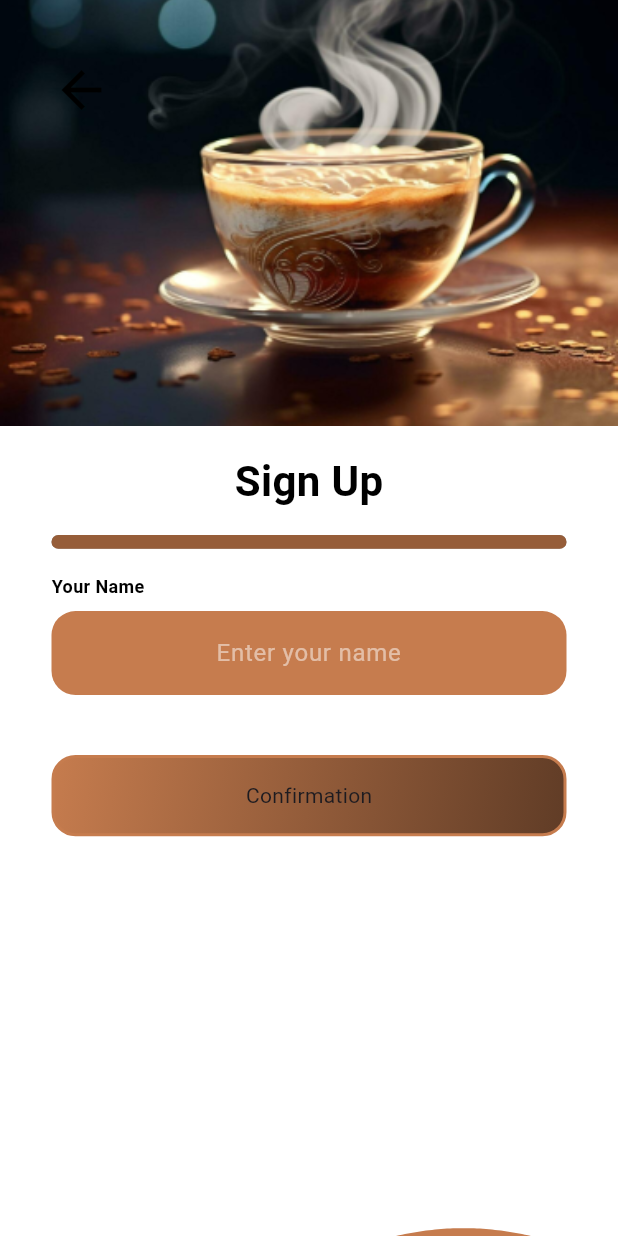
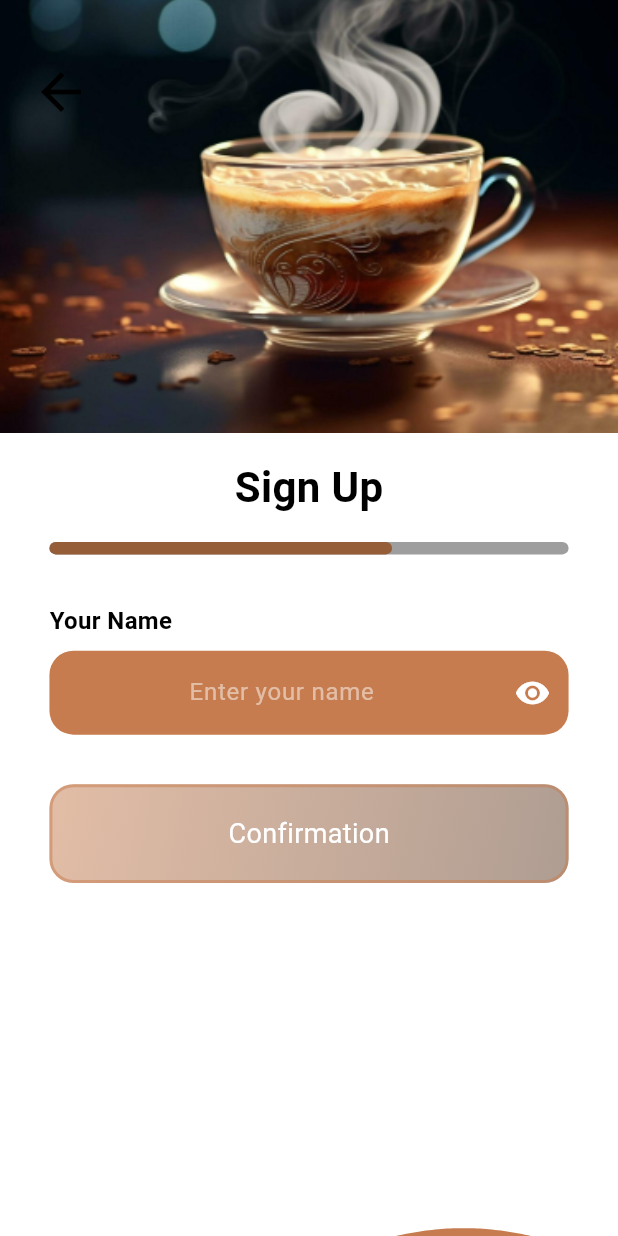
Before and after one commit to MisTraleuh/Simple-Coffee, a Flutter app: the SignInStep3Tablet screen opened directly, on a phone screen of 412 x 824 dp. Run offline on Flutter 3.47's test engine with Material 3 defaults, Android fonts, the phone set to English and light mode, and no system bars; drawn by our look-alikes of wave.

Commit message:
[ADD] Fonctionnel Sign In

```diff
--- a/lib/features/authentication/sign_in/step1/sign_in_step1_page_mobile.dart
+++ b/lib/features/authentication/sign_in/step1/sign_in_step1_page_mobile.dart
@@ -120,6 +120,7 @@ class _SignInStep1MobileState extends State<SignInStep1Mobile> {
                   hasError = (profileInformation.profile.email.isEmpty) ? true : false;
                 });
               },
+              errorText: "Invalid email or phone number",
               fontSize: 16,
               hasError: hasError,
             ),
--- a/lib/features/authentication/sign_in/step2/sign_in_step2_page_mobile.dart
+++ b/lib/features/authentication/sign_in/step2/sign_in_step2_page_mobile.dart
@@ -128,6 +128,7 @@ class _SignInStep2MobileState extends State<SignInStep2Mobile> {
                 hasErrorFirstButton = hasErrorFirstButton;
               },
               hasError: hasErrorFirstButton,
+              errorText: "Password must be at least 8 characters",
               fontSize: 16,
             ),
           ),
@@ -147,6 +148,7 @@ class _SignInStep2MobileState extends State<SignInStep2Mobile> {
                   hasErrorSecondButton = !isIdentical;
                 });
               },
+              errorText: "Passwords do not match",
               hasError: hasErrorSecondButton,
             ),
           ),
--- a/lib/features/authentication/sign_in/step3/sign_in_step3_page_tablet.dart
+++ b/lib/features/authentication/sign_in/step3/sign_in_step3_page_tablet.dart
@@ -6,6 +6,8 @@ import 'package:provider/provider.dart';
 import 'package:simple_coffee/models/buttons/SimpleButton.dart';
 import 'package:simple_coffee/models/specials/CommonTopImage.dart';
 import 'package:simple_coffee/models/buttons/SimpleTextButton.dart';
+
+import 'package:simple_coffee/models/buttons/ButtonPressableIfCondition.dart';
 
 /**************************
 *    PROVIDERS IMPORTS    *
@@ -35,6 +37,7 @@ class _SignInStep3TabletState extends State<SignInStep3Tablet> {
       0.65,
   ];
 
+  static bool _isPassed = false;
 
   @override
   void initState() {
@@ -54,15 +57,15 @@ class _SignInStep3TabletState extends State<SignInStep3Tablet> {
           Stack(
             children: <Widget>[
               SizedBox(
-                height: height / 2.9,
+                height: height * 0.35,
                 width: width,
                 child: const CommonTopImage(
                   imagePath: "assets/app/OnBoarding/SignIn/SigninStep3.png",
                 ),
               ),
               Positioned(
-                top: height / 20.6,
-                left: width / 12,
+                top: height * 0.05,
+                left: width * 0.05,
                 child: GestureDetector(
                   onTap: () {
                     Navigator.pop(context);
@@ -76,7 +79,7 @@ class _SignInStep3TabletState extends State<SignInStep3Tablet> {
               ),
             ],
           ),
-          SizedBox( height: height / 50.6 ),
+          SizedBox( height: height * 0.02 ),
           const Center(
             child: Text(
               "Sign Up",
@@ -87,47 +90,72 @@ class _SignInStep3TabletState extends State<SignInStep3Tablet> {
               ),
             ),
           ),
-          SizedBox( height: height / 50.6 ),
+          SizedBox( height: height * 0.02 ),
           Padding(
-            padding: EdgeInsets.only(left: width / 12, right: width / 12),
+            padding: EdgeInsets.only(left: width * 0.08, right: width * 0.08),
             child: SizedBox(
-              height: height / 90,
+              height: height * 0.01,
               child: LinearProgressIndicator(
-                value: 1,
+                value: 0.66,
                 backgroundColor: Colors.grey,
                 valueColor: const AlwaysStoppedAnimation<Color>(Color.fromARGB(255, 150, 93, 57)),
                 borderRadius: BorderRadius.circular(10),
               ),
             ),
           ),
-          SizedBox( height: height / 50.6 ),
+          SizedBox( height: height * 0.04 ),
           Padding(
-            padding: EdgeInsets.only(left: width / 12, right: width / 12),
+            padding: EdgeInsets.only(left: width * 0.08, right: width * 0.08),
             child: SimpleTextButton(
               labelText: "Your Name",
               hintText: "Enter your name",
-              obscureText: false,
+              obscureText: true,
               color: Theme.of(context).colorScheme.primary,
               onChanged: (String value) {
+                if (_isPassed == false) {
+                  _isPassed = true;
+                }
                 profileInformation.updateUsername(value);
               },
+              fontSize: 16,
             ),
           ),
-          SizedBox( height: height / 20.6 ),
+          SizedBox( height: height * 0.04 ),
           Padding(
-            padding: EdgeInsets.only(left: width / 12, right: width / 12),
-            child: GestureDetector(
+            padding: EdgeInsets.only(left: width * 0.08, right: width * 0.08),
+            child: ButtonPressableIfCondition(
+              condition: () {
+                return _isPassed;
+              },
               onTap: () {
                 Navigator.pushNamed(context, '/confirm-email');
               },
-              child: SizedBox(
-                height: height / 15.24,
+              childIfTrue: SizedBox(
+                height: height * 0.08,
                 child: SimpleCard(
                   text: "Confirmation",
                   borderRadius: 16,
                   color: Theme.of(context).colorScheme.primary,
                   startColor: const Color.fromARGB(255, 198, 124, 78),
                   endColor: const Color.fromARGB(255, 96, 60, 38),
+                  textStyle: const TextStyle(
+                    color: Colors.white,
+                    fontSize: 18,
+                  )
+                ),
+              ),
+              childIfFalse: SizedBox(
+                height: height * 0.08,
+                child: SimpleCard(
+                  text: "Confirmation",
+                  borderRadius: 16,
+                  color: Theme.of(context).colorScheme.primary.withOpacity(0.5),
+                  startColor: const Color.fromARGB(255, 198, 124, 78),
+                  endColor: const Color.fromARGB(255, 96, 60, 38),
+                  textStyle: const TextStyle(
+                    color: Colors.white,
+                    fontSize: 18,
+                  )
                 ),
               ),
             ),
--- a/lib/features/product_pages/home_page_mobile.dart
+++ b/lib/features/product_pages/home_page_mobile.dart
@@ -74,7 +74,7 @@ class _HomeMobileState extends State<HomeMobile> {
                           ),
                         ],
                       ),
-                      SizedBox(height: height * 0.04),
+                      SizedBox(height: height * 0.02),
                       Container(
                         decoration: BoxDecoration(
                           color: Colors.grey[800],
--- a/lib/models/buttons/SimpleTextButton.dart
+++ b/lib/models/buttons/SimpleTextButton.dart
@@ -6,6 +6,7 @@ class SimpleTextButton extends StatefulWidget {
   final Color color;
   final void Function(String)? onChanged;
   final bool? hasError;
+  final String? errorText;
   final bool obscureText;
   final double? fontSize;
 
@@ -16,6 +17,7 @@ class SimpleTextButton extends StatefulWidget {
     required this.color,
     required this.onChanged,
     required this.obscureText,
+    this.errorText,
     this.fontSize,
     this.hasError,
   }) : super(key: key);
@@ -115,7 +117,7 @@ class _SimpleTextButtonState extends State<SimpleTextButton> {
             hintStyle: TextStyle(
               color: Colors.white.withOpacity(0.5),
             ),
-            errorText: widget.hasError == true ? "Invalid email" : null,
+            errorText: widget.hasError == true ? widget.errorText : null,
           ),
           cursorColor: Colors.white,
           onChanged: widget.onChanged,
```
Also changed, not shown: lib/features/authentication/sign_in/step3/sign_in_step3_page_mobile.dart (+29 -5 lines), 1 other file.
